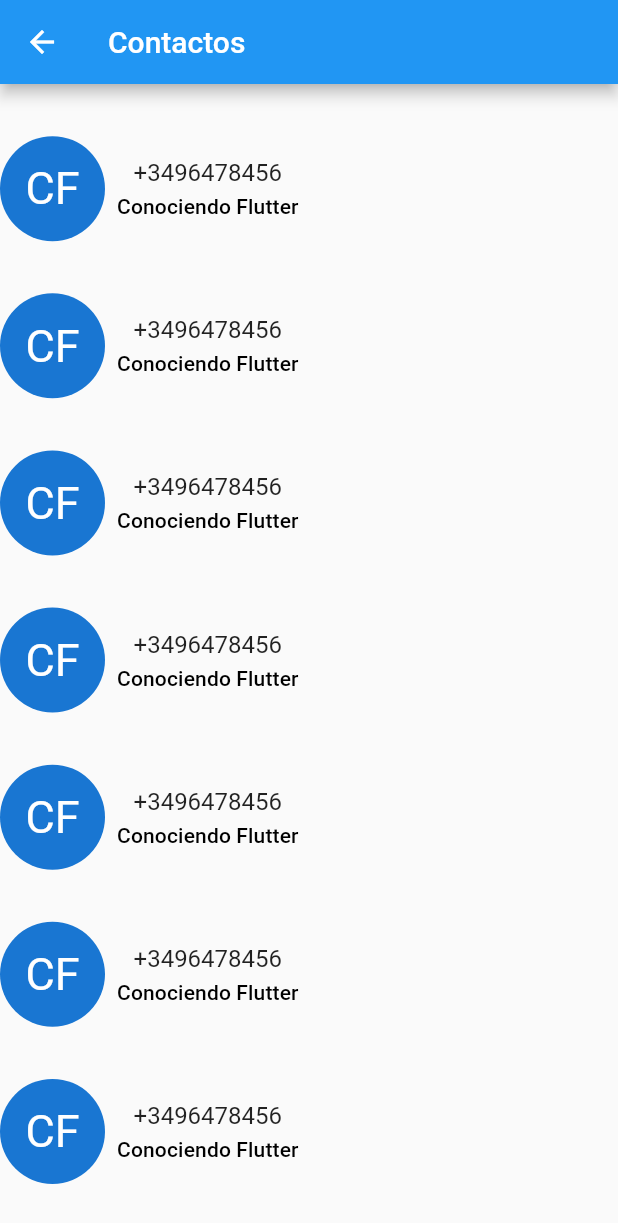
After one commit to ConociendoFlutter/widgets_flutter_app, a Flutter app: the screen it shows after launch, after a tap on "Circle", on a phone screen of 412 x 824 dp. The commit adds this screen. Shown: the top 1223 px of the screen. Run offline on Flutter 3.47's test engine with Material 2 defaults, Android fonts, the phone set to English and light mode, and no system bars; network calls fail.

Commit message:
Add circle avatar

```diff
--- a/lib/main.dart
+++ b/lib/main.dart
@@ -1,6 +1,7 @@
 import 'package:flutter/material.dart';
 import 'package:widgets_flutter_app/src/pages/botones_page.dart';
 import 'package:widgets_flutter_app/src/pages/cards_page.dart';
+import 'package:widgets_flutter_app/src/pages/circle_page.dart';
 import 'package:widgets_flutter_app/src/pages/container_page.dart';
 import 'package:widgets_flutter_app/src/pages/home_page.dart';
 import 'package:widgets_flutter_app/src/pages/images_page.dart';
@@ -20,7 +21,8 @@ class MyApp extends StatelessWidget {
         'container': (BuildContext context) => ContainerPage(),
         'stack': (BuildContext context) => StackPage(),
         'images': (BuildContext context) => ImagesPage(),
-        'cards': (BuildContext context) => CardsPage()
+        'cards': (BuildContext context) => CardsPage(),
+        'circle': (BuildContext context) => CirclePage()
       },
     );
   }
--- a/lib/src/pages/cards_page.dart
+++ b/lib/src/pages/cards_page.dart
@@ -5,7 +5,7 @@ class CardsPage extends StatelessWidget {
   Widget build(BuildContext context) {
     return Scaffold(
       appBar: AppBar(
-        title: Text('Cards Page'),
+        title: Text('Cards'),
       ),
       body: SingleChildScrollView(
         padding: EdgeInsets.all(20),
--- /dev/null
+++ b/lib/src/pages/circle_page.dart
@@ -0,0 +1,59 @@
+import 'package:flutter/material.dart';
+
+class CirclePage extends StatelessWidget {
+  @override
+  Widget build(BuildContext context) {
+    return Scaffold(
+        appBar: AppBar(
+          title: Text('Contactos'),
+        ),
+        body: Container(
+          child: Column(
+            mainAxisAlignment: MainAxisAlignment.spaceEvenly,
+            children: <Widget>[
+              _circleAvatar(context),
+              _circleAvatar(context),
+              _circleAvatar(context),
+              _circleAvatar(context),
+              _circleAvatar(context),
+              _circleAvatar(context),
+              _circleAvatar(context),
+            ],
+          ),
+        ));
+  }
+}
+
+Widget _circleAvatar(BuildContext context) {
+  return Row(
+    children: <Widget>[
+      Container(
+          width: 70,
+          height: 70,
+          child: CircleAvatar(
+            child: Text(
+              'CF',
+              style: TextStyle(fontSize: 30),
+            ),
+          )),
+      Padding(
+        padding: EdgeInsets.all(8),
+        child: Column(
+          children: <Widget>[
+            Text(
+              '+3496478456',
+              style: Theme.of(context).textTheme.subtitle1,
+            ),
+            SizedBox(
+              height: 5,
+            ),
+            Text(
+              'Conociendo Flutter',
+              style: Theme.of(context).textTheme.subtitle2,
+            )
+          ],
+        ),
+      ),
+    ],
+  );
+}
--- a/lib/src/pages/home_page.dart
+++ b/lib/src/pages/home_page.dart
@@ -43,10 +43,10 @@ class HomePage extends StatelessWidget {
             ),
             ListTile(
               onTap: () {
-                Navigator.pushNamed(context, 'cards');
+                Navigator.pushNamed(context, 'circle');
               },
-              leading: Icon(Icons.card_giftcard),
-              title: Text('Cards'),
+              leading: Icon(Icons.account_circle),
+              title: Text('Circle'),
               trailing: Icon(Icons.keyboard_arrow_right),
             ),
           ],
```
Also changed, not shown: lib/src/pages/botones_page.dart (+3 -6 lines).
